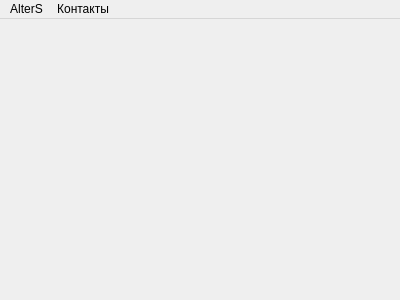
The window that mainwindow.ui (ProgMiner/AlterS) describes before a commit, drawn with Qt 5.
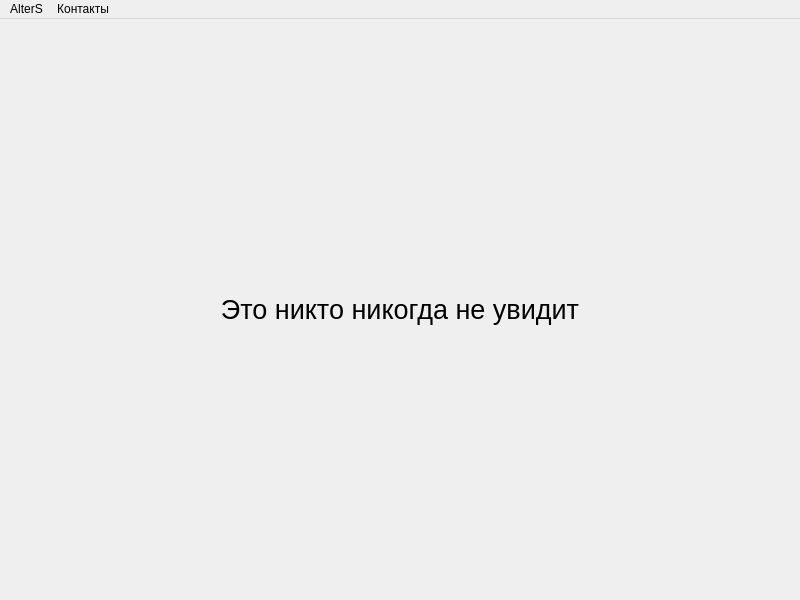
The same window after the commit.

What changed in the file:
```diff
--- a/mainwindow.ui
+++ b/mainwindow.ui
@@ -6,8 +6,8 @@
    <rect>
     <x>0</x>
     <y>0</y>
-    <width>400</width>
-    <height>300</height>
+    <width>800</width>
+    <height>600</height>
    </rect>
   </property>
   <property name="minimumSize">
@@ -16,9 +16,18 @@
     <height>300</height>
    </size>
   </property>
+  <property name="maximumSize">
+   <size>
+    <width>800</width>
+    <height>600</height>
+   </size>
+  </property>
   <property name="windowTitle">
    <string>AlterS</string>
   </property>
+  <property name="autoFillBackground">
+   <bool>true</bool>
+  </property>
   <widget class="QWidget" name="centralWidget">
    <property name="styleSheet">
     <string notr="true"/>
@@ -39,6 +48,21 @@
     <property name="spacing">
      <number>0</number>
     </property>
+    <item row="0" column="0">
+     <widget class="QLabel" name="label">
+      <property name="font">
+       <font>
+        <pointsize>20</pointsize>
+       </font>
+      </property>
+      <property name="text">
+       <string>Это никто никогда не увидит</string>
+      </property>
+      <property name="alignment">
+       <set>Qt::AlignCenter</set>
+      </property>
+     </widget>
+    </item>
    </layout>
   </widget>
   <widget class="QMenuBar" name="menuBar">
@@ -46,7 +70,7 @@
     <rect>
      <x>0</x>
      <y>0</y>
-     <width>400</width>
+     <width>800</width>
      <height>21</height>
     </rect>
    </property>
```
